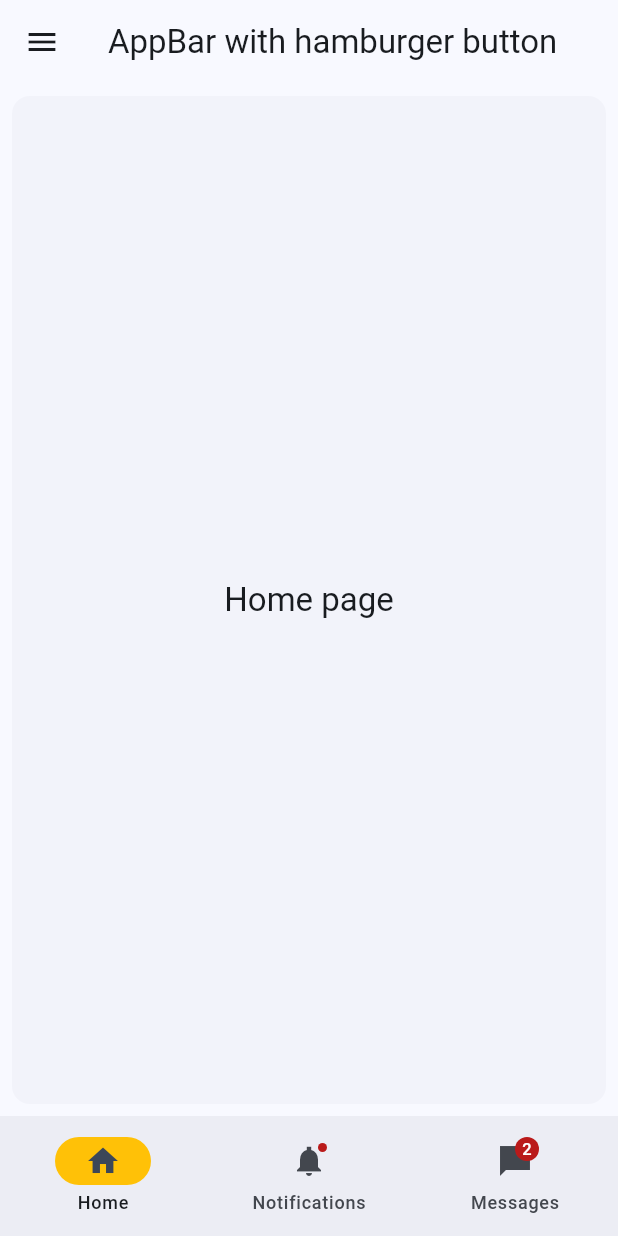
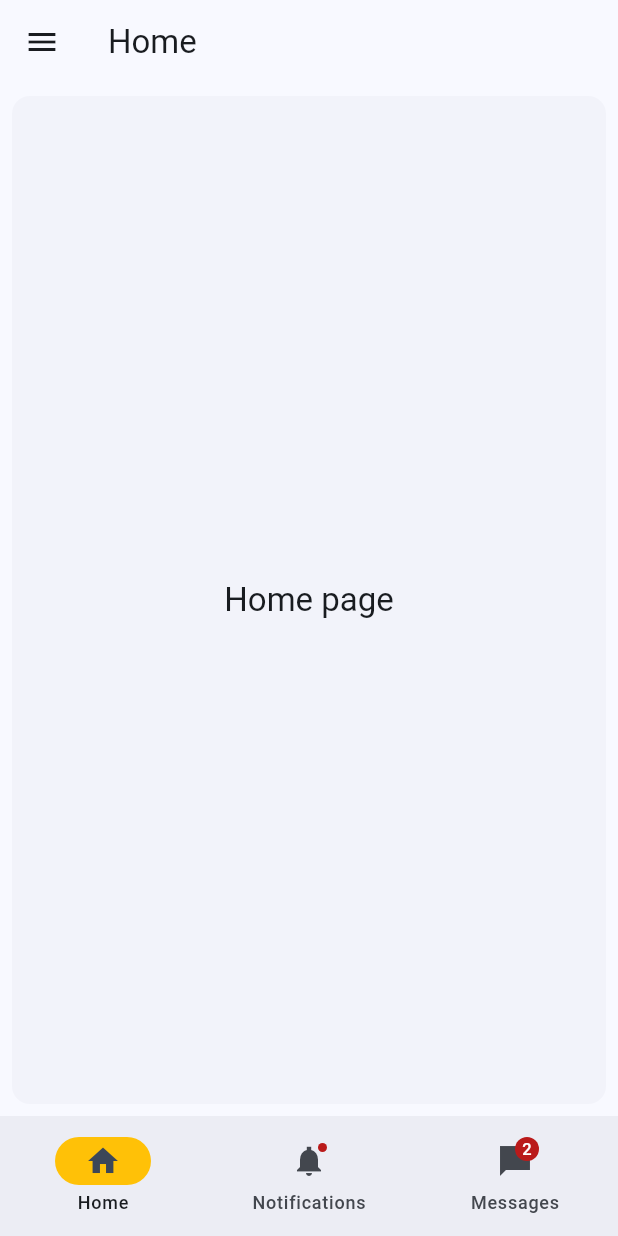
Before and after one commit to rahulbharti8009/flutter_amazon, a Flutter app: the screen it shows after launch, on a phone screen of 412 x 824 dp. Run offline on Flutter 3.47's test engine with Material 3 defaults, Android fonts, the phone set to English and light mode, and no system bars.

Commit message:
create dashboard

```diff
--- a/lib/main.dart
+++ b/lib/main.dart
@@ -12,9 +12,9 @@ class MyApp extends StatelessWidget {
   Widget build(BuildContext context) {
     return MaterialApp(
       debugShowCheckedModeBanner: false,
-      title: 'Flutter demo',
+      title: 'Todo App',
       theme: ThemeData(
-        colorScheme: ColorScheme.fromSeed(seedColor: Color.fromARGB(255, 74, 109, 154)),
+        colorScheme: ColorScheme.fromSeed(seedColor: const Color.fromARGB(255, 74, 109, 154)),
         useMaterial3: true,
       ),
       home: const DashboardUI(title: 'Flutter'),
--- a/lib/ui/Dashboard/DashboardUI.dart
+++ b/lib/ui/Dashboard/DashboardUI.dart
@@ -1,6 +1,8 @@
-import 'package:flutter/foundation.dart';
 import 'package:flutter/material.dart';
 import 'package:flutter_amazon/ui/Dashboard/DrawerUI.dart';
+import 'package:flutter_amazon/ui/Dashboard/HomeUI.dart';
+import 'package:flutter_amazon/ui/Dashboard/MessageUI.dart';
+import 'package:flutter_amazon/ui/Dashboard/NotificationUI.dart';
 import 'package:flutter_amazon/utils/ExtendFun.dart';
 
 class DashboardUI extends StatefulWidget {
@@ -15,10 +17,9 @@ class DashboardStateUI extends State<DashboardUI> {
 
   @override
   Widget build(BuildContext context) {
-    final ThemeData theme = Theme.of(context);
     return Scaffold(
       appBar: AppBar(
-          title: const Text('AppBar with hamburger button'),
+          title: Text(getTitleName(currentPageIndex)),
           leading: Builder(
             builder: (context) {
               return IconButton(
@@ -31,9 +32,6 @@ class DashboardStateUI extends State<DashboardUI> {
           ),
         ),
      drawer: Drawer(
-        // Add a ListView to the drawer. This ensures the user can scroll
-        // through the options in the drawer if there isn't enough vertical
-        // space to fit everything.
         child: drawer(context, currentPageIndex, onClick: (int index) {
            setState(() {
              currentPageIndex = index;
@@ -46,6 +44,7 @@ class DashboardStateUI extends State<DashboardUI> {
           setState(() {
             currentPageIndex = index;
           });
+            Logger(tag).log("$index");
         },
         indicatorColor: Colors.amber,
         selectedIndex: currentPageIndex,
@@ -69,83 +68,9 @@ class DashboardStateUI extends State<DashboardUI> {
         ],
       ),
       body: <Widget>[
-        /// Home page
-        Card(
-          shadowColor: Colors.transparent,
-          margin: const EdgeInsets.all(8.0),
-          child: SizedBox.expand(
-            child: Center(
-              child: Text(
-                'Home page',
-                style: theme.textTheme.titleLarge,
-              ),
-            ),
-          ),
-        ),
-
-        /// Notifications page
-        const Padding(
-          padding: EdgeInsets.all(8.0),
-          child: Column(
-            children: <Widget>[
-              Card(
-                child: ListTile(
-                  leading: Icon(Icons.notifications_sharp),
-                  title: Text('Notification 1'),
-                  subtitle: Text('This is a notification'),
-                ),
-              ),
-              Card(
-                child: ListTile(
-                  leading: Icon(Icons.notifications_sharp),
-                  title: Text('Notification 2'),
-                  subtitle: Text('This is a notification'),
-                ),
-              ),
-            ],
-          ),
-        ),
-
-        /// Messages page
-         ListView.builder(
-          reverse: true,
-          itemCount: 2,
-          itemBuilder: (BuildContext context, int index) {
-            if (index == 0) {
-              return Align(
-                alignment: Alignment.centerRight,
-                child: Container(
-                  margin: const EdgeInsets.all(8.0),
-                  padding: const EdgeInsets.all(8.0),
-                  decoration: BoxDecoration(
-                    color: theme.colorScheme.primary,
-                    borderRadius: BorderRadius.circular(8.0),
-                  ),
-                  child: Text(
-                    'Hello',
-                    style: theme.textTheme.bodyLarge!.copyWith(color: theme.colorScheme.onPrimary),
-                  ),
-                ),
-              );
-            }
-            return Align(
-              alignment: Alignment.centerLeft,
-              child: Container(
-                margin: const EdgeInsets.all(8.0),
-                padding: const EdgeInsets.all(8.0),
-                decoration: BoxDecoration(
-                  color: theme.colorScheme.primary,
-                  borderRadius: BorderRadius.circular(8.0),
-                ),
-                child: Text(
-                  'Hi!',
-                  style: theme.textTheme.bodyLarge!
-                      .copyWith(color: theme.colorScheme.onPrimary),
-                ),
-              ),
-            );
-          },
-        ),
+        const HomeUI(),
+        const NotificationUI(),
+        const MessageUI()
       ][currentPageIndex],
     );
   }
--- /dev/null
+++ b/lib/ui/Dashboard/HomeUI.dart
@@ -0,0 +1,28 @@
+import 'package:flutter/material.dart';
+
+class HomeUI extends StatefulWidget {
+  const HomeUI({super.key});
+
+  @override
+  State<HomeUI> createState() => _HomeUIState();
+}
+
+class _HomeUIState extends State<HomeUI> {
+
+  @override
+  Widget build(BuildContext context) {
+    final ThemeData theme = Theme.of(context);
+    return  Card(
+          shadowColor: Colors.transparent,
+          margin: const EdgeInsets.all(8.0),
+          child: SizedBox.expand(
+            child: Center(
+              child: Text(
+                'Home page',
+                style: theme.textTheme.titleLarge,
+              ),
+            ),
+          ),
+    );
+  }
+}
--- a/lib/utils/ExtendFun.dart
+++ b/lib/utils/ExtendFun.dart
@@ -27,3 +27,16 @@ class Logger {
     }
   }
 }
+
+String getTitleName(int value){
+  switch (value) {
+    case 0:
+      return "Home";
+    case 1:
+      return "Notification";
+    case 2:
+      return "Message";
+      default:
+      return "Home";
+  }
+}
```
Also changed, not shown: lib/ui/Dashboard/MessageUI.dart (added, +54 -0 lines), lib/ui/Dashboard/NotificationUI.dart (added, +36 -0 lines), lib/api/Repo.dart (added), 3 other files.
